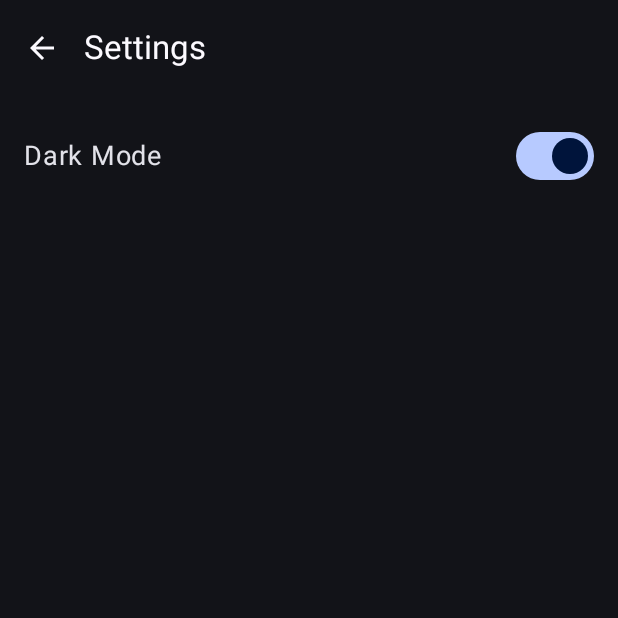
After one commit to mstanciu552/f1tracker-android, an Android app built with Jetpack Compose: the SettingsScreen screen opened through its navigation route, on a phone screen of 412 x 824 dp, the top half of it. The commit adds this screen. Run offline under Robolectric (Android 15) with nearby library versions, the phone set to English and light mode, and no system bars.

Commit message:
added dark theme and settings screen

```diff
--- a/F1Tracker/app/src/main/java/com/example/f1tracker/MainActivity.kt
+++ b/F1Tracker/app/src/main/java/com/example/f1tracker/MainActivity.kt
@@ -4,14 +4,11 @@ import android.os.Bundle
 import androidx.activity.ComponentActivity
 import androidx.activity.compose.setContent
 import androidx.activity.enableEdgeToEdge
-import androidx.compose.foundation.layout.fillMaxSize
-import androidx.compose.foundation.layout.padding
-import androidx.compose.material3.Scaffold
 import androidx.compose.material3.Surface
-import androidx.compose.material3.Text
-import androidx.compose.runtime.Composable
-import androidx.compose.ui.Modifier
-import androidx.compose.ui.tooling.preview.Preview
+import androidx.compose.runtime.getValue
+import androidx.compose.runtime.mutableStateOf
+import androidx.compose.runtime.saveable.rememberSaveable
+import androidx.compose.runtime.setValue
 import androidx.navigation.compose.rememberNavController
 import com.example.f1tracker.navigation.AppNavGraph
 import com.example.f1tracker.ui.theme.F1TrackerTheme
@@ -21,10 +18,15 @@ class MainActivity : ComponentActivity() {
         super.onCreate(savedInstanceState)
         enableEdgeToEdge()
         setContent {
-            F1TrackerTheme {
+            var isDarkTheme by rememberSaveable { mutableStateOf(true) }
+            F1TrackerTheme(darkTheme = isDarkTheme) {
                 Surface {
                     val navController = rememberNavController()
-                    AppNavGraph(navController = navController)
+                    AppNavGraph(
+                        navController = navController,
+                        isDarkTheme = isDarkTheme,
+                        onToggleTheme = { isDarkTheme = !isDarkTheme }
+                    )
                 }
             }
         }
--- a/F1Tracker/app/src/main/java/com/example/f1tracker/navigation/NavGraph.kt
+++ b/F1Tracker/app/src/main/java/com/example/f1tracker/navigation/NavGraph.kt
@@ -6,10 +6,11 @@ import androidx.navigation.compose.NavHost
 import androidx.navigation.compose.composable
 import com.example.f1tracker.ui.screens.ScoreBoard
 import com.example.f1tracker.ui.screens.DriverDetailsScreen
+import com.example.f1tracker.ui.screens.SettingsScreen
 import f1tracker.ui.screens.AuthScreen
 
 @Composable
-fun AppNavGraph(navController: NavHostController) {
+fun AppNavGraph(navController: NavHostController, isDarkTheme: Boolean, onToggleTheme: () -> Unit) {
     NavHost(navController = navController, startDestination = "auth") {
         composable("home") {
             ScoreBoard(navController = navController)
@@ -23,5 +24,8 @@ fun AppNavGraph(navController: NavHostController) {
         composable("auth") {
             AuthScreen(navController = navController)
         }
+        composable("settings") {
+            SettingsScreen(isDarkTheme = isDarkTheme, onToggleTheme = onToggleTheme, navController = navController)
+        }
     }
 }
--- a/F1Tracker/app/src/main/java/com/example/f1tracker/ui/screens/AuthScreen.kt
+++ b/F1Tracker/app/src/main/java/com/example/f1tracker/ui/screens/AuthScreen.kt
@@ -4,6 +4,8 @@ package f1tracker.ui.screens
 import android.widget.Toast
 import androidx.compose.foundation.layout.*
 import androidx.compose.foundation.text.KeyboardOptions
+import androidx.compose.material.icons.Icons
+import androidx.compose.material.icons.filled.Settings
 import androidx.compose.material3.*
 import androidx.compose.runtime.*
 import androidx.compose.ui.Modifier
@@ -28,7 +30,20 @@ fun AuthScreen(navController: NavController) {
 
     Scaffold(
         topBar = {
-            TopAppBar(title = { Text(if (isLogin) "Login" else "Register") })
+            TopAppBar(
+                title = { Text(if (isLogin) "Login" else "Register") },
+                actions = {
+                    IconButton(onClick = {
+                        navController.navigate("settings")
+                    }) {
+                        Icon(
+                            imageVector = Icons.Default.Settings,
+                            contentDescription = "Settings",
+                            tint = MaterialTheme.colorScheme.onPrimaryContainer
+                        )
+                    }
+                }
+            )
         }
     ) { padding ->
         Column(
--- /dev/null
+++ b/F1Tracker/app/src/main/java/com/example/f1tracker/ui/screens/SettingsScreen.kt
@@ -0,0 +1,61 @@
+package com.example.f1tracker.ui.screens
+
+import androidx.compose.foundation.layout.Arrangement
+import androidx.compose.foundation.layout.Column
+import androidx.compose.foundation.layout.Row
+import androidx.compose.foundation.layout.fillMaxWidth
+import androidx.compose.foundation.layout.padding
+import androidx.compose.material.icons.Icons
+import androidx.compose.material.icons.automirrored.filled.ArrowBack
+import androidx.compose.material3.ExperimentalMaterial3Api
+import androidx.compose.material3.Icon
+import androidx.compose.material3.IconButton
+import androidx.compose.material3.Scaffold
+import androidx.compose.material3.Switch
+import androidx.compose.material3.Text
+import androidx.compose.material3.TopAppBar
+import androidx.compose.runtime.Composable
+import androidx.compose.ui.Alignment
+import androidx.compose.ui.Modifier
+import androidx.compose.ui.unit.dp
+import androidx.compose.ui.unit.sp
+import androidx.navigation.NavHostController
+
+@OptIn(ExperimentalMaterial3Api::class)
+@Composable
+fun SettingsScreen(
+    isDarkTheme: Boolean,
+    onToggleTheme: () -> Unit,
+    navController: NavHostController
+) {
+    Scaffold(
+        topBar = {
+            TopAppBar(
+                title = { Text("Settings") },
+
+                navigationIcon = {
+                    IconButton(onClick = {
+                        navController.popBackStack()
+                    }) {
+                        Icon(Icons.AutoMirrored.Filled.ArrowBack, contentDescription = "Back")
+                    }
+                },
+                )
+        }
+    ) { padding ->
+        Column(
+            modifier = Modifier
+                .padding(padding)
+                .padding(16.dp)
+        ) {
+            Row(
+                verticalAlignment = Alignment.CenterVertically,
+                horizontalArrangement = Arrangement.SpaceBetween,
+                modifier = Modifier.fillMaxWidth()
+            ) {
+                Text("Dark Mode", fontSize = 18.sp)
+                Switch(checked = isDarkTheme, onCheckedChange = { onToggleTheme() })
+            }
+        }
+    }
+}
```
Also changed, not shown: F1Tracker/app/src/main/java/com/example/f1tracker/ui/screens/DriverDetailsScreen.kt (+14 -0 lines), F1Tracker/app/src/main/java/com/example/f1tracker/ui/screens/ScoreBoard.kt (+29 -13 lines).
